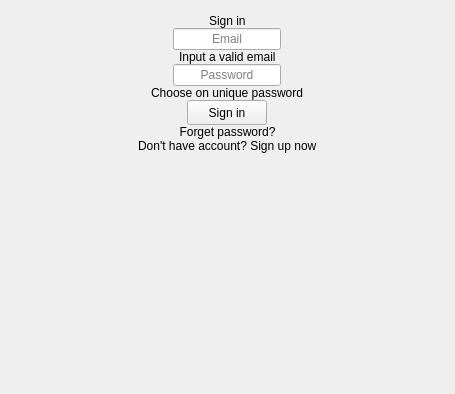
Above: ui/desktop/SignInScreen.ui from demlabs-cellframe/dap-ui-sdk before the change. Below: the same form after it.
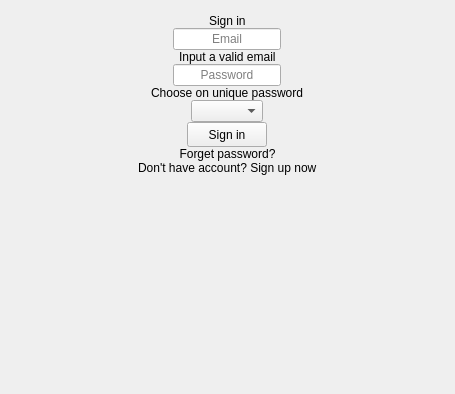
That is the form after the change. Custom widgets are drawn as their Qt base class.

Commit message: [+] server combobox in SignInScreen

Diff of the .ui file:
```diff
--- a/ui/desktop/SignInScreen.ui
+++ b/ui/desktop/SignInScreen.ui
@@ -110,6 +110,16 @@
      </property>
     </widget>
    </item>
+   <item alignment="Qt::AlignHCenter">
+    <widget class="ComboBox" name="cbbServer">
+     <property name="sizePolicy">
+      <sizepolicy hsizetype="Fixed" vsizetype="Fixed">
+       <horstretch>0</horstretch>
+       <verstretch>0</verstretch>
+      </sizepolicy>
+     </property>
+    </widget>
+   </item>
    <item>
     <widget class="QWidget" name="wgtButtonTop" native="true"/>
    </item>
@@ -204,6 +214,11 @@
    <extends>QLabel</extends>
    <header>ClickableLabel.h</header>
   </customwidget>
+  <customwidget>
+   <class>ComboBox</class>
+   <extends>QComboBox</extends>
+   <header location="global">ComboBox.h</header>
+  </customwidget>
  </customwidgets>
  <resources/>
  <connections/>
```
The commit also changes 3 other files.
